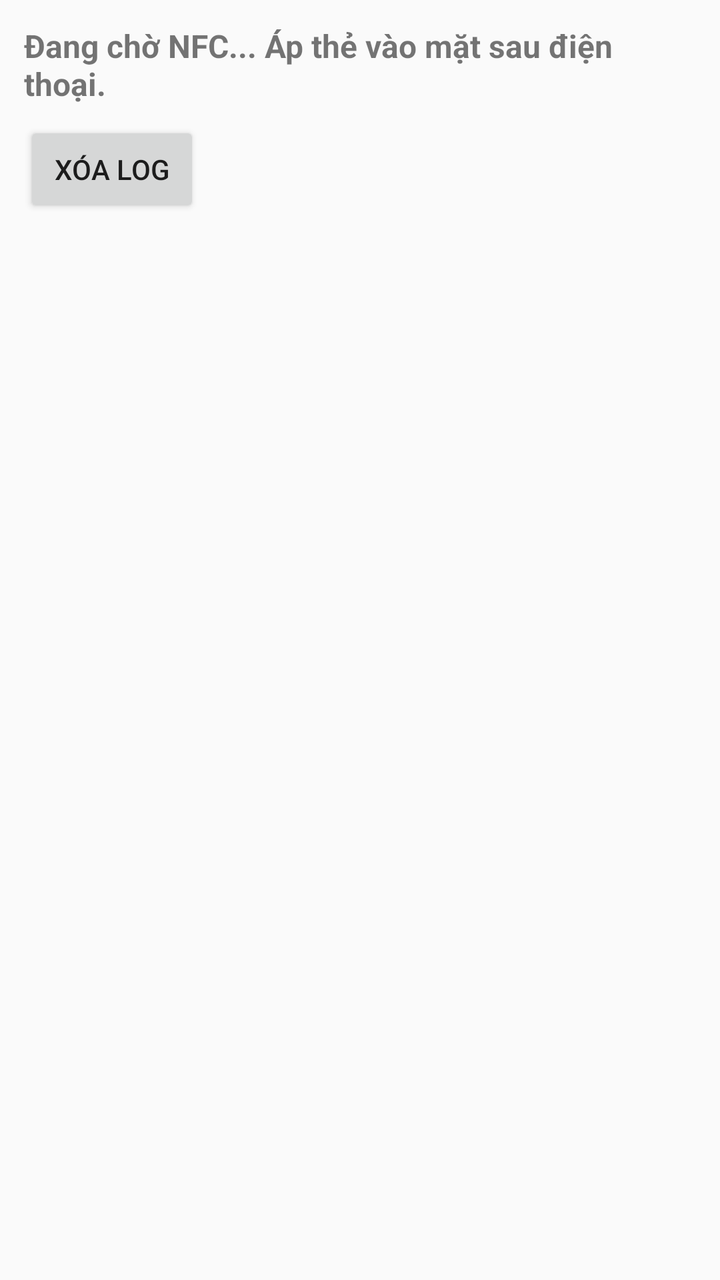
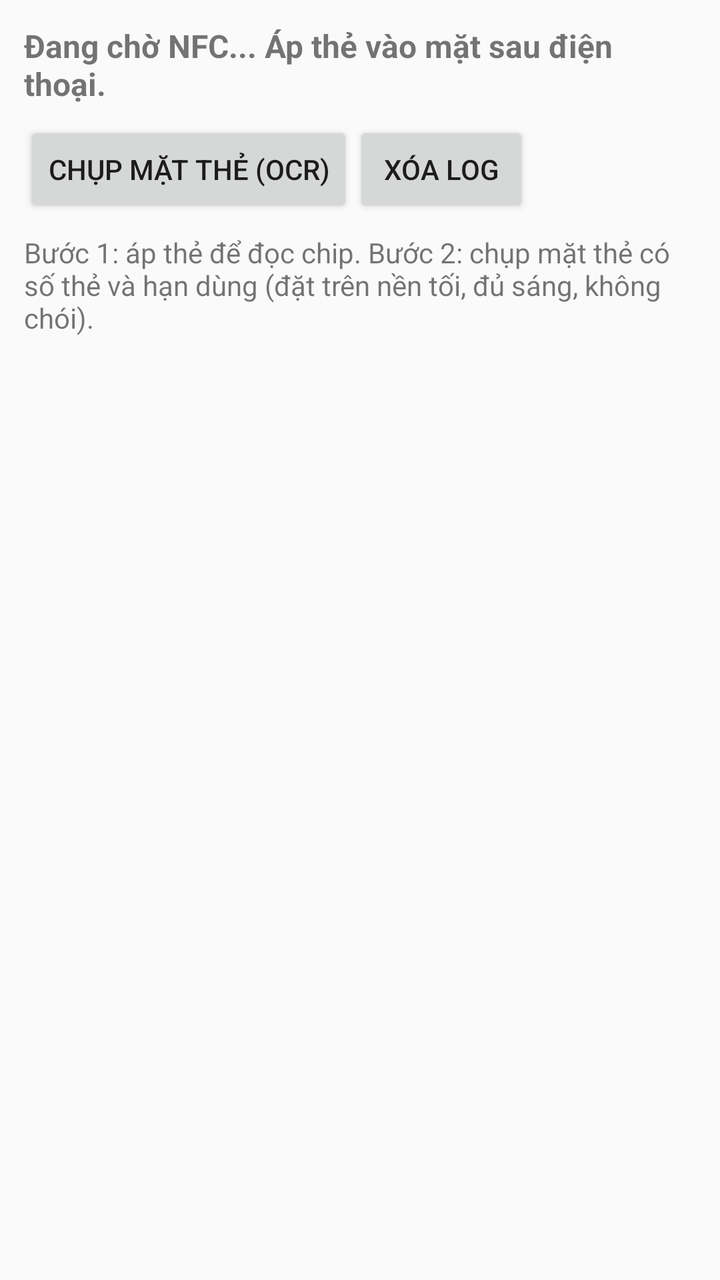

Two renders of the same Android screen: before a commit and after it. Below are the layout's source before the change and the commit's diff.
<!-- AndroidManifest.xml: application theme Theme.EmvReader -->
<!-- res/layout/activity_main.xml -->
<?xml version="1.0" encoding="utf-8"?>
<LinearLayout xmlns:android="http://schemas.android.com/apk/res/android"
    android:layout_width="match_parent"
    android:layout_height="match_parent"
    android:orientation="vertical"
    android:padding="12dp">

    <TextView
        android:id="@+id/tvStatus"
        android:layout_width="match_parent"
        android:layout_height="wrap_content"
        android:text="Đang chờ NFC... Áp thẻ vào mặt sau điện thoại."
        android:textStyle="bold"
        android:textSize="16sp"
        android:paddingBottom="8dp" />

    <Button
        android:id="@+id/btnClear"
        android:layout_width="wrap_content"
        android:layout_height="wrap_content"
        android:text="Xóa log" />

    <ScrollView
        android:layout_width="match_parent"
        android:layout_height="0dp"
        android:layout_weight="1"
        android:layout_marginTop="8dp">

        <TextView
            android:id="@+id/tvLog"
            android:layout_width="match_parent"
            android:layout_height="wrap_content"
            android:fontFamily="monospace"
            android:textIsSelectable="true"
            android:textSize="12sp" />
    </ScrollView>
</LinearLayout>
<!-- resources referenced by this layout -->
<resources>
  <style name="Theme.EmvReader" parent="Theme.AppCompat.DayNight.NoActionBar" />
</resources>

<!-- the commit's change to res/layout/activity_main.xml (unified diff, before → after) -->
@@ -14,11 +14,31 @@
         android:textSize="16sp"
         android:paddingBottom="8dp" />
 
-    <Button
-        android:id="@+id/btnClear"
-        android:layout_width="wrap_content"
+    <LinearLayout
+        android:layout_width="match_parent"
         android:layout_height="wrap_content"
-        android:text="Xóa log" />
+        android:orientation="horizontal">
+
+        <Button
+            android:id="@+id/btnOcr"
+            android:layout_width="wrap_content"
+            android:layout_height="wrap_content"
+            android:text="Chụp mặt thẻ (OCR)" />
+
+        <Button
+            android:id="@+id/btnClear"
+            android:layout_width="wrap_content"
+            android:layout_height="wrap_content"
+            android:text="Xóa log" />
+    </LinearLayout>
+
+    <TextView
+        android:id="@+id/tvCompare"
+        android:layout_width="match_parent"
+        android:layout_height="wrap_content"
+        android:paddingTop="8dp"
+        android:text="Bước 1: áp thẻ để đọc chip. Bước 2: chụp mặt thẻ có số thẻ và hạn dùng (đặt trên nền tối, đủ sáng, không chói)."
+        android:textSize="14sp" />
 
     <ScrollView
         android:layout_width="match_parent"
